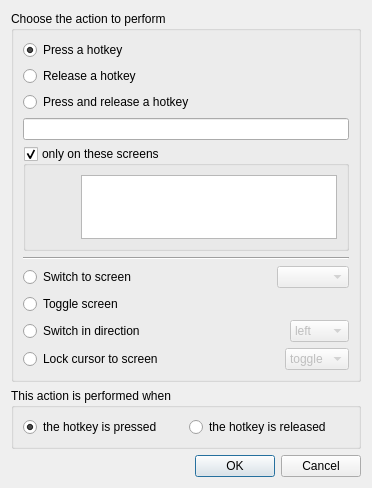
The window that src/gui/src/ActionDialog.ui (input-leap/input-leap) describes before a commit, drawn with Qt 5.
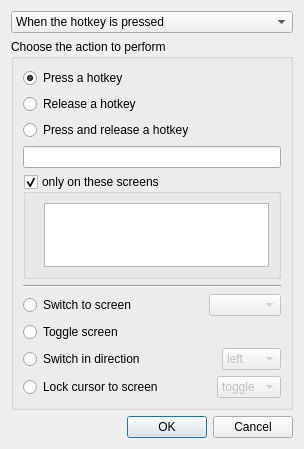
The same window after the commit. Custom widgets are drawn as their Qt base class.

Commit message: ActionDialog: Ux, Use A Combobox for the action trigger

Patch:
```diff
--- a/src/gui/src/ActionDialog.ui
+++ b/src/gui/src/ActionDialog.ui
@@ -6,14 +6,28 @@
    <rect>
     <x>0</x>
     <y>0</y>
-    <width>372</width>
-    <height>484</height>
+    <width>304</width>
+    <height>441</height>
    </rect>
   </property>
   <property name="windowTitle">
    <string>Configure Action</string>
   </property>
-  <layout class="QVBoxLayout">
+  <layout class="QVBoxLayout" name="verticalLayout">
+   <item>
+    <widget class="QComboBox" name="comboTriggerOn">
+     <item>
+      <property name="text">
+       <string>When the hotkey is pressed</string>
+      </property>
+     </item>
+     <item>
+      <property name="text">
+       <string>When the hotkey is released</string>
+      </property>
+     </item>
+    </widget>
+   </item>
    <item>
     <widget class="QGroupBox" name="m_pGroupType">
      <property name="title">
@@ -253,32 +267,6 @@
      </layout>
     </widget>
    </item>
-   <item>
-    <widget class="QGroupBox" name="groupBox_2">
-     <property name="title">
-      <string>This action is performed when</string>
-     </property>
-     <layout class="QHBoxLayout">
-      <item>
-       <widget class="QRadioButton" name="m_pRadioHotkeyPressed">
-        <property name="text">
-         <string>the hotkey is pressed</string>
-        </property>
-        <property name="checked">
-         <bool>true</bool>
-        </property>
-       </widget>
-      </item>
-      <item>
-       <widget class="QRadioButton" name="m_pRadioHotkeyReleased">
-        <property name="text">
-         <string>the hotkey is released</string>
-        </property>
-       </widget>
-      </item>
-     </layout>
-    </widget>
-   </item>
    <item>
     <widget class="QDialogButtonBox" name="buttonBox">
      <property name="orientation">
```
Left out of the diff: 112 changed lines with no effect on the pictures. The commit also changes 1 other file.
